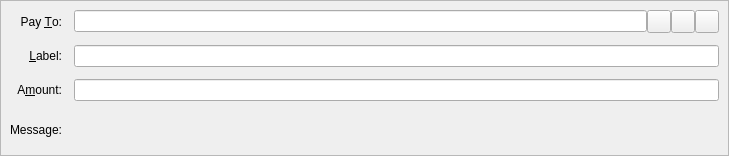
SocialSend/SocialSend, file src/qt/forms/sendcoinsentry.ui: the form before one commit.
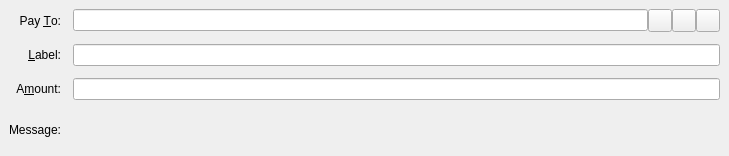
The form after the commit. Icons and pictures are not drawn. Custom widgets are drawn as their Qt base class.

Patch:
```diff
--- a/src/qt/forms/sendcoinsentry.ui
+++ b/src/qt/forms/sendcoinsentry.ui
@@ -16,15 +16,28 @@
   <property name="autoFillBackground">
    <bool>false</bool>
   </property>
+  <property name="styleSheet">
+   <string notr="true">SendCoinsEntry{
+background-color:transparent !important;
+}</string>
+  </property>
+  <property name="frameShape">
+   <enum>QFrame::NoFrame</enum>
+  </property>
   <widget class="QFrame" name="SendCoins">
    <property name="toolTip">
     <string>This is a normal payment.</string>
    </property>
+   <property name="styleSheet">
+    <string notr="true">#SendCoins{
+background-color:transparent !important;
+}</string>
+   </property>
    <property name="frameShape">
-    <enum>QFrame::StyledPanel</enum>
+    <enum>QFrame::NoFrame</enum>
    </property>
    <property name="frameShadow">
-    <enum>QFrame::Sunken</enum>
+    <enum>QFrame::Plain</enum>
    </property>
    <layout class="QGridLayout" name="gridLayout">
     <property name="spacing">
```
Left out of the diff: 8 changed lines with no effect on the pictures.
